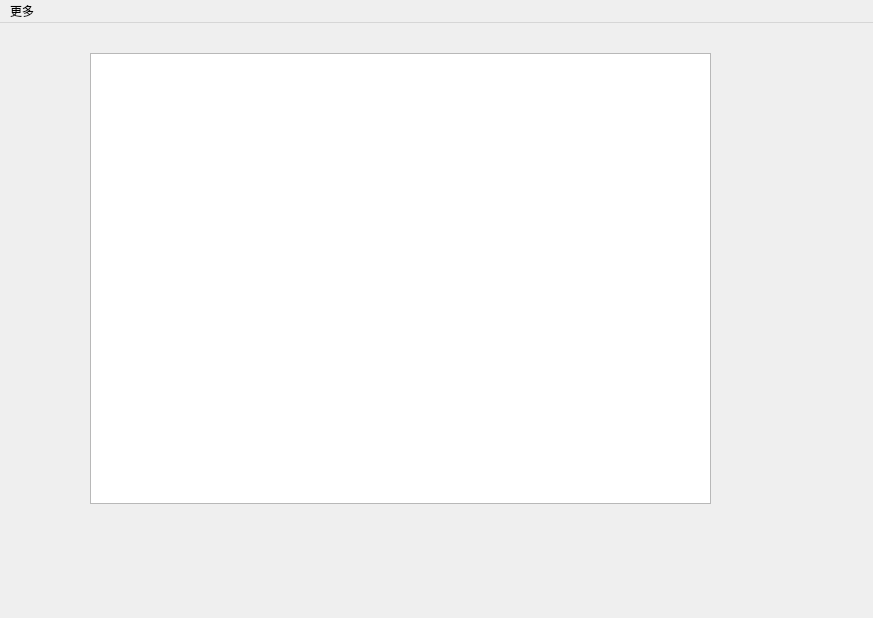
Before: the Qt Designer form mainwindow.ui in llegalhigh/StdHelper, drawn with Qt 5.
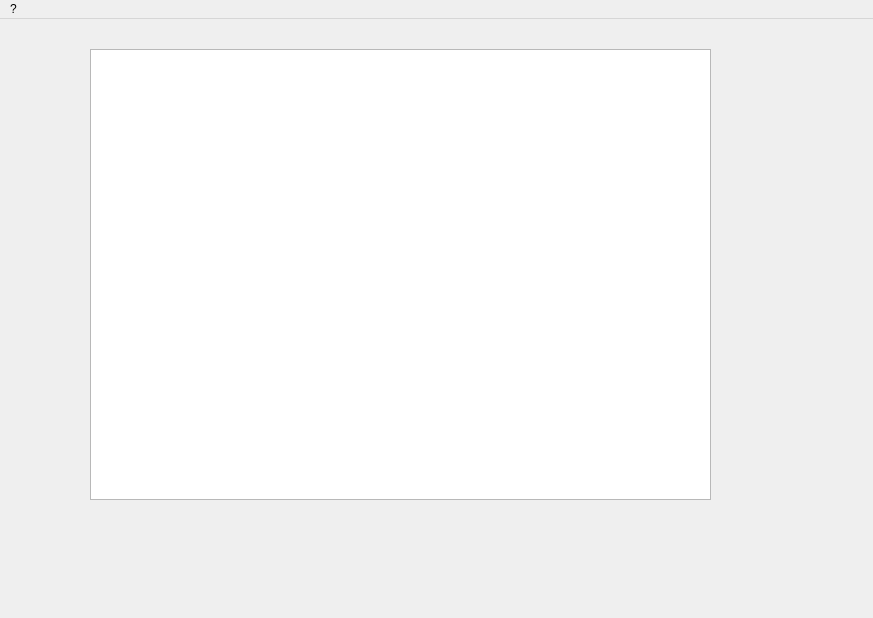
After: the same form once the commit is applied.

```diff
--- a/mainwindow.ui
+++ b/mainwindow.ui
@@ -51,7 +51,7 @@
    </property>
    <widget class="QMenu" name="menuMore">
     <property name="title">
-     <string>更多</string>
+     <string>?</string>
     </property>
     <addaction name="actionSettings"/>
     <addaction name="separator"/>
```
Left out of the diff: 4 changed lines with no effect on the pictures.
